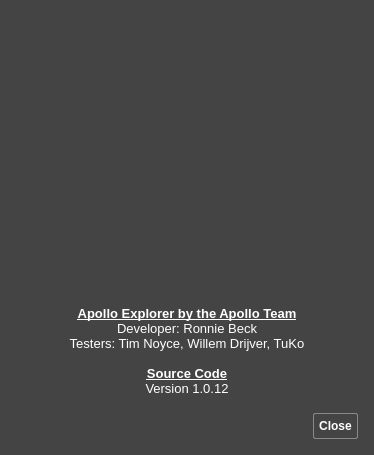
The window that ApolloExplorerPC/aboutdialog.ui (ronybeck/ApolloExplorer) describes before a commit, drawn with Qt 5.
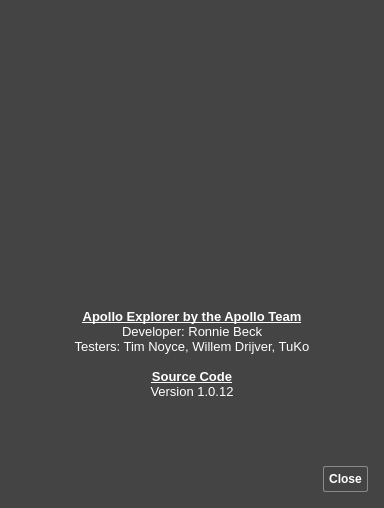
The same window after the commit. Icons and pictures are not drawn.

Commit message: - Corrected the look of the preferences window under Windows so it looks asthetically correct - Corrected the about window propotions - Added icon to the Exe

Diff of the .ui file:
```diff
--- a/ApolloExplorerPC/aboutdialog.ui
+++ b/ApolloExplorerPC/aboutdialog.ui
@@ -6,8 +6,8 @@
    <rect>
     <x>0</x>
     <y>0</y>
-    <width>374</width>
-    <height>455</height>
+    <width>384</width>
+    <height>508</height>
    </rect>
   </property>
   <property name="sizePolicy">
@@ -134,7 +134,7 @@
      <property name="maximumSize">
       <size>
        <width>16777215</width>
-       <height>100</height>
+       <height>150</height>
       </size>
      </property>
      <property name="frameShape">
```
Left out of the diff: 2 changed lines with no effect on the pictures. The commit also changes 3 other files.
